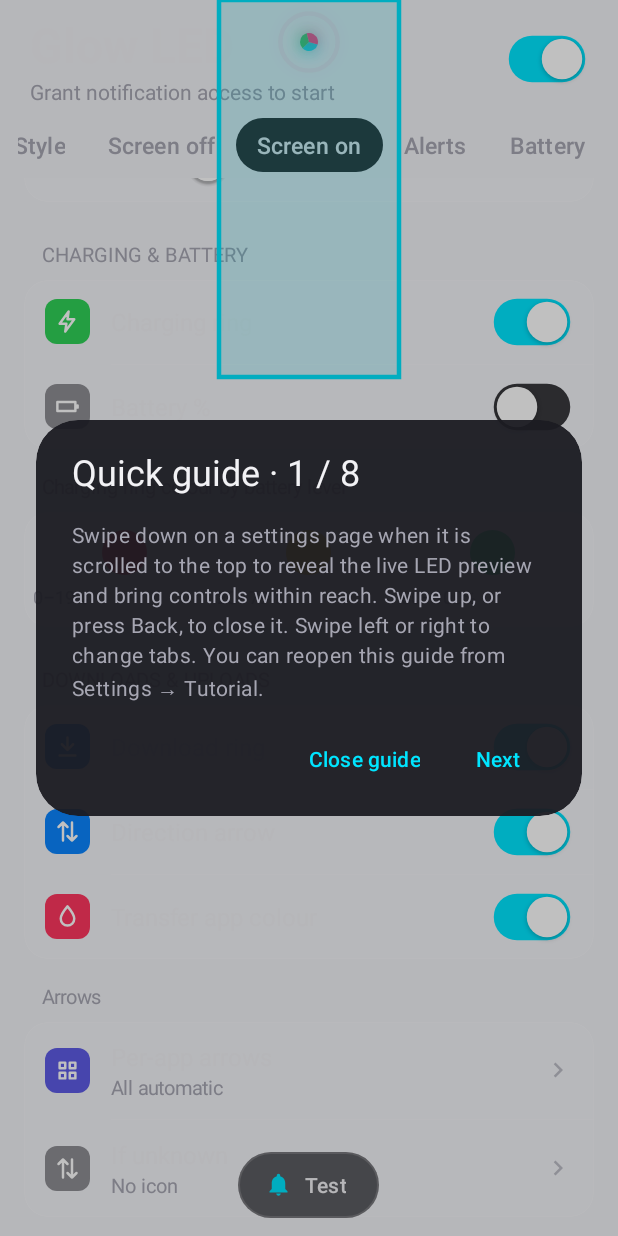
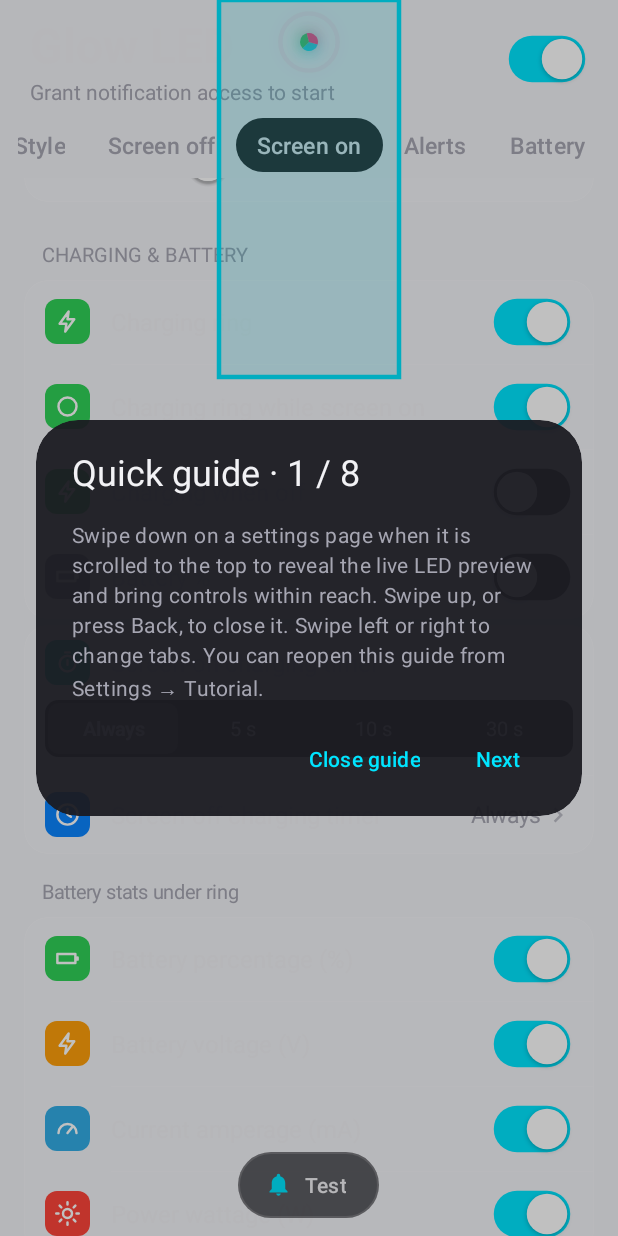
Before and after one commit to ankitchanki/LED, an Android app: the screen it shows after launch (MainActivity), tab 4 chosen, scrolled down 1480 dp, on a phone screen of 412 x 824 dp. Run offline under Robolectric (Android 15) with nearby library versions, the phone set to English and light mode, and no system bars; libraries missing offline, so code that uses them is left out: androidx.palette.graphics; 1 statement that could not run was skipped.

Commit message:
Add independent charging ring timers, display settings, and toggleable battery metrics (voltage, percent, current, power)

```diff
--- a/app/src/main/java/com/glowled/app/ui/AodSession.kt
+++ b/app/src/main/java/com/glowled/app/ui/AodSession.kt
@@ -136,6 +136,9 @@ class AodSession(
                     DebugLog.add("Light: screen came on")
                     panelOnAt = android.os.SystemClock.uptimeMillis()
                     playEntrance()
+                }
+                Intent.ACTION_POWER_DISCONNECTED -> {
+                    if (NotificationStore.isEmpty()) end(EndReason.TIMEOUT, lock = true)
                 }
             }
         }
@@ -420,6 +423,7 @@ class AodSession(
                 addAction(Intent.ACTION_SCREEN_OFF)
                 addAction(Intent.ACTION_SCREEN_ON)
                 addAction(Intent.ACTION_USER_PRESENT)
+                addAction(Intent.ACTION_POWER_DISCONNECTED)
             },
             ContextCompat.RECEIVER_NOT_EXPORTED,
         )
@@ -470,7 +474,7 @@ class AodSession(
         led.notificationRingVisible = preview || !NotificationStore.isEmpty()
         val meter = LedController.computeMeter(!NotificationStore.isEmpty())
         led.setMeter(meter?.fraction, meter?.color ?: 0, meter?.icon ?: com.glowled.app.core.MeterIcon.NONE, meter?.indeterminate ?: false)
-        led.setBattery(LedController.batteryPercent())
+        led.setBatteryText(LedController.batteryStatusText())
         root.requestLayout()
     }
 
--- a/app/src/main/java/com/glowled/app/ui/MainActivity.kt
+++ b/app/src/main/java/com/glowled/app/ui/MainActivity.kt
@@ -546,6 +546,8 @@ class MainActivity : AppCompatActivity() {
             Range(getString(R.string.s_reminder), "pulse_duration", 3, 60, 10, "s"), dependsOn = aodOn)
         ui.chips(c, getString(R.string.chips_off_delay), "off_delay",
             labels(R.array.off_delay_labels), listOf("800", "1500", "3000"), "800", aodOn)
+        ui.chips(c, getString(R.string.chips_charge_timeout_aod), "charge_timeout_aod",
+            labels(R.array.charge_timeout_aod_labels), listOf("0", "5", "15", "30", "60", "300"), "0") { aodOn() && prefs.chargeLed && prefs.chargeAod }
         ui.chips(c, getString(R.string.chips_method), "aod_method",
             labels(R.array.method_labels), listOf("auto", "activity", "overlay"), "auto", aodOn)
         return page
@@ -599,16 +601,33 @@ class MainActivity : AppCompatActivity() {
             dependsOn = { tapOn() && prefs.showContent })
         ui.dependOn(peekCardOn.parent as View) { tapOn() && prefs.showContent }
         section(col, R.string.sec_charging)
+        val chargeOn = { prefs.chargeLed }
         ui.toggles(col, listOf(
             Toggle(getString(R.string.t_charge), "charge_led", true),
+            Toggle(getString(R.string.t_charge_screen_on), "charge_screen_on", true, chargeOn),
+            Toggle(getString(R.string.t_charge_aod), "charge_aod", false, chargeOn),
             Toggle(getString(R.string.t_battery_indicator), "battery_indicator", false),
+        ))
+        val chargeTimers = ui.card(col)
+        ui.chips(chargeTimers, getString(R.string.chips_charge_timeout_on), "charge_timeout_on",
+            labels(R.array.charge_timeout_on_labels), listOf("0", "5", "10", "30"), "0") { prefs.chargeLed && prefs.chargeScreenOn }
+        ui.chips(chargeTimers, getString(R.string.chips_charge_timeout_aod), "charge_timeout_aod",
+            labels(R.array.charge_timeout_aod_labels), listOf("0", "5", "15", "30", "60", "300"), "0") { prefs.chargeLed && prefs.chargeAod }
+        ui.dependOn(chargeTimers.parent as View) { prefs.chargeLed && (prefs.chargeScreenOn || prefs.chargeAod) }
+
+        col.addView(label(getString(R.string.sec_battery_metrics)))
+        ui.toggles(col, listOf(
+            Toggle(getString(R.string.t_charge_show_percent), "charge_show_percent", true, chargeOn),
+            Toggle(getString(R.string.t_charge_show_voltage), "charge_show_voltage", true, chargeOn),
+            Toggle(getString(R.string.t_charge_show_current), "charge_show_current", true, chargeOn),
+            Toggle(getString(R.string.t_charge_show_power), "charge_show_power", true, chargeOn),
         ))
         col.addView(label(getString(R.string.charge_colours)))
         ui.colorTiles(col, listOf(
             ColorItem(getString(R.string.c_low), "charge_color_low", 0xFFFF1744.toInt()),
             ColorItem(getString(R.string.c_mid), "charge_color_mid", 0xFFFFC400.toInt()),
             ColorItem(getString(R.string.c_high), "charge_color_high", 0xFF00E676.toInt()),
-        ), dependsOn = { prefs.chargeLed })
+        ), dependsOn = chargeOn)
         section(col, R.string.sec_transfers)
         ui.toggles(col, listOf(
             Toggle(getString(R.string.t_progress), "progress_led", true),
--- a/app/src/main/java/com/glowled/app/ui/RowIcons.kt
+++ b/app/src/main/java/com/glowled/app/ui/RowIcons.kt
@@ -47,6 +47,13 @@ object RowIcons {
         "overlay_enabled" to (R.drawable.ic_s_ring to BLUE),
         "overlay_lock_only" to (R.drawable.ic_s_lock to DARK_GREY),
         "charge_led" to (R.drawable.ic_s_bolt to GREEN),
+        "charge_screen_on" to (R.drawable.ic_s_ring to GREEN),
+        "charge_timeout_aod" to (R.drawable.ic_s_clock to BLUE),
+        "charge_timeout_on" to (R.drawable.ic_s_timer to TEAL),
+        "charge_show_percent" to (R.drawable.ic_s_battery to GREEN),
+        "charge_show_voltage" to (R.drawable.ic_s_bolt to ORANGE),
+        "charge_show_current" to (R.drawable.ic_s_gauge to CYAN),
+        "charge_show_power" to (R.drawable.ic_s_sun to RED),
         "battery_indicator" to (R.drawable.ic_s_battery to GREY),
         "progress_led" to (R.drawable.ic_s_download to BLUE),
         "progress_initials" to (R.drawable.ic_s_updown to BLUE),
--- a/app/src/main/res/values/arrays.xml
+++ b/app/src/main/res/values/arrays.xml
@@ -75,4 +75,18 @@
         <item>Light</item>
         <item>System</item>
     </string-array>
+    <string-array name="charge_timeout_aod_labels">
+        <item>Always</item>
+        <item>5 s</item>
+        <item>15 s</item>
+        <item>30 s</item>
+        <item>1 min</item>
+        <item>5 min</item>
+    </string-array>
+    <string-array name="charge_timeout_on_labels">
+        <item>Always</item>
+        <item>5 s</item>
+        <item>10 s</item>
+        <item>30 s</item>
+    </string-array>
 </resources>
--- a/app/src/main/res/values/strings.xml
+++ b/app/src/main/res/values/strings.xml
@@ -367,4 +367,12 @@
     <string name="s_peek_height">Message plate max height</string>
     <string name="s_peek_lines">Message preview lines</string>
     <string name="s_peek_font_size">Message font size</string>
+    <string name="t_charge_screen_on">Charging ring while screen on</string>
+    <string name="chips_charge_timeout_aod">Screen-off charging timer</string>
+    <string name="chips_charge_timeout_on">Screen-on charging timer</string>
+    <string name="sec_battery_metrics">Battery stats under ring</string>
+    <string name="t_charge_show_percent">Battery percentage (%)</string>
+    <string name="t_charge_show_voltage">Battery voltage (V)</string>
+    <string name="t_charge_show_current">Current amperage (mA)</string>
+    <string name="t_charge_show_power">Power wattage (W)</string>
 </resources>
```
Also changed, not shown: app/src/main/java/com/glowled/app/core/BatteryStats.kt (added, +92 -0 lines), app/src/main/java/com/glowled/app/core/LedController.kt (+94 -15 lines), app/src/main/java/com/glowled/app/core/Prefs.kt (+15 -2 lines), app/src/main/java/com/glowled/app/service/OverlayHost.kt (+6 -1 lines), app/src/main/java/com/glowled/app/service/ScreenOnOverlay.kt (+6 -2 lines), app/src/main/java/com/glowled/app/view/LedView.kt (+21 -10 lines), 7 other files.
